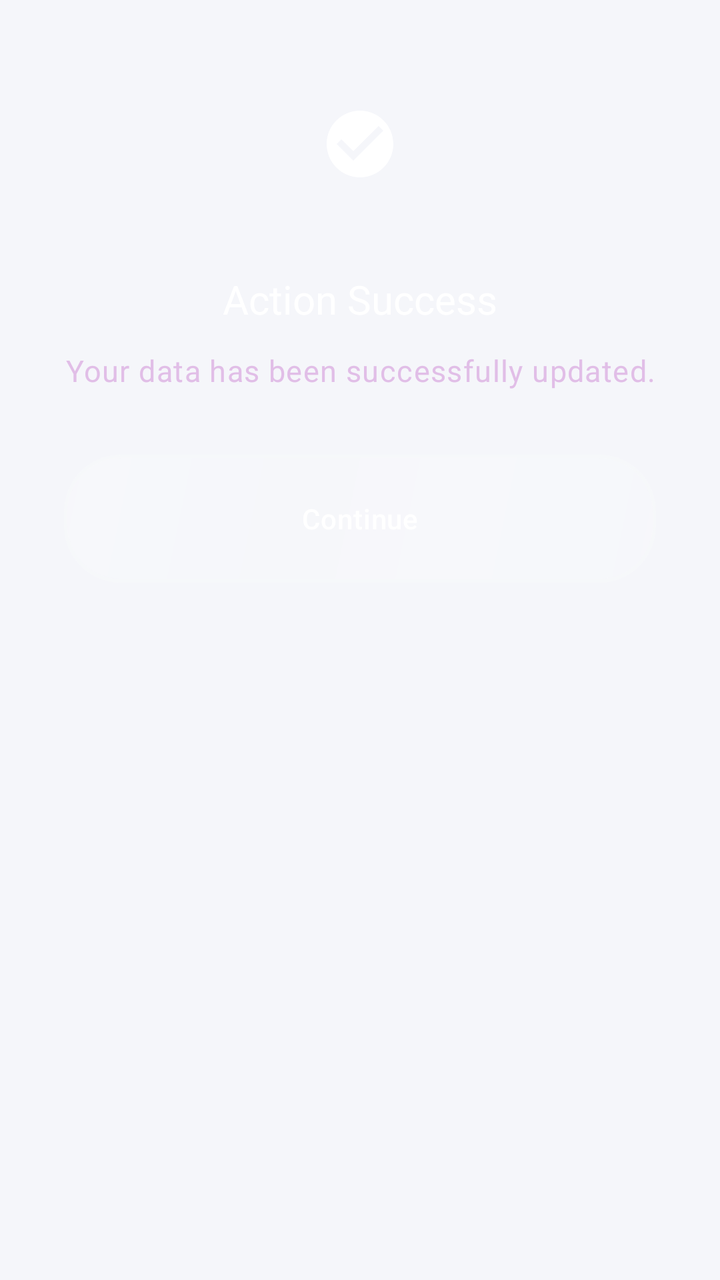
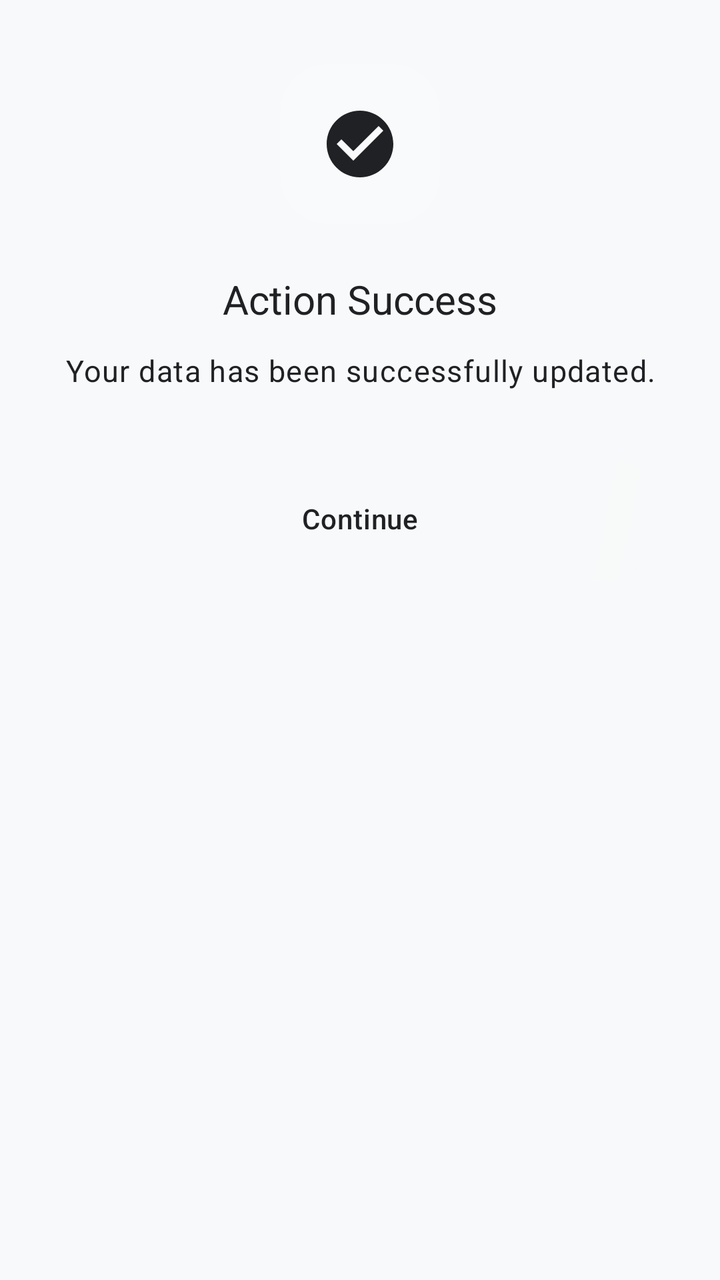

An Android layout rendered at two revisions. The XML below is the earlier revision; the diff shows what the commit changed to produce the second picture.
<!-- AndroidManifest.xml: application theme Theme.KasirAPP -->
<!-- res/layout/dialog_status.xml -->
<?xml version="1.0" encoding="utf-8"?>
<com.google.android.material.card.MaterialCardView
    xmlns:android="http://schemas.android.com/apk/res/android"
    xmlns:app="http://schemas.android.com/apk/res-auto"
    style="@style/Widget.App.Card"
    android:layout_width="match_parent"
    android:layout_height="wrap_content"
    app:cardCornerRadius="32dp"
    app:cardElevation="0dp">

    <LinearLayout
        android:layout_width="match_parent"
        android:layout_height="wrap_content"
        android:orientation="vertical"
        android:padding="32dp"
        android:gravity="center">

        <com.google.android.material.card.MaterialCardView
            android:id="@+id/cardIconStatus"
            style="@style/Widget.App.Card"
            android:layout_width="80dp"
            android:layout_height="80dp"
            app:cardCornerRadius="24dp"
            app:cardElevation="0dp">
            <ImageView
                android:id="@+id/imgStatus"
                android:layout_width="40dp"
                android:layout_height="40dp"
                android:layout_gravity="center"
                android:src="@drawable/ic_success"
                app:tint="@color/white" />
        </com.google.android.material.card.MaterialCardView>

        <TextView
            android:id="@+id/tvTitle"
            style="@style/TextAppearance.Future.TitleLarge"
            android:layout_width="wrap_content"
            android:layout_height="wrap_content"
            android:layout_marginTop="24dp"
            android:text="Action Success"
            android:textAlignment="center"
            android:textColor="@color/white" />

        <TextView
            android:id="@+id/tvMessage"
            style="@style/TextAppearance.Future.BodyLarge"
            android:layout_width="match_parent"
            android:layout_height="wrap_content"
            android:layout_marginTop="12dp"
            android:text="Your data has been successfully updated."
            android:textAlignment="center"
            android:textColor="#E1BEE7" />

        <com.google.android.material.button.MaterialButton
            android:id="@+id/btnAction"
            style="@style/Widget.App.Button"
            android:layout_width="match_parent"
            android:layout_height="64dp"
            android:layout_marginTop="32dp"
            android:text="Continue"
            android:textAllCaps="false"
            android:textAppearance="@style/TextAppearance.Future.LabelLarge"
            android:textColor="@color/white"
            app:cornerRadius="20dp" />

    </LinearLayout>
</com.google.android.material.card.MaterialCardView>
<!-- resources referenced by this layout -->
<resources>
  <color name="white">#FFFFFF</color>
  <style name="Widget.App.Button" parent="Widget.Material3.Button.TonalButton">
          <item name="cornerRadius">20dp</item>
          <item name="android:background">@drawable/bg_liquid_glass</item>
          <item name="android:insetTop">0dp</item>
          <item name="android:insetBottom">0dp</item>
          <item name="android:textColor">@color/white</item>
      </style>
  <style name="Widget.App.Card" parent="Widget.Material3.CardView.Filled">
          <item name="cardCornerRadius">28dp</item>
          <item name="cardElevation">0dp</item>
          <item name="strokeWidth">0dp</item>
          <item name="android:background">@drawable/bg_liquid_glass</item>
          <item name="cardBackgroundColor">@android:color/transparent</item>
      </style>
  <style name="TextAppearance.Premium.BodyLarge" parent="TextAppearance.Material3.BodyLarge">
          <item name="android:textSize">15sp</item>
          <item name="android:fontFamily">sans-serif</item>
          <item name="android:lineSpacingExtra">3dp</item>
          <item name="android:textColor">#E1BEE7</item>
      </style>
  <style name="TextAppearance.Premium.LabelLarge" parent="TextAppearance.Material3.LabelLarge">
          <item name="android:textSize">14sp</item>
          <item name="android:fontFamily">sans-serif-medium</item>
          <item name="android:letterSpacing">0.02</item>
          <item name="android:textColor">#B39DDB</item>
      </style>
  <style name="TextAppearance.Premium.TitleLarge" parent="TextAppearance.Material3.TitleLarge">
          <item name="android:textSize">20sp</item>
          <item name="android:fontFamily">sans-serif-medium</item>
          <item name="android:textColor">@color/white</item>
      </style>
  <!-- drawable bg_liquid_glass (drawable) -->
  <?xml version="1.0" encoding="utf-8"?>
  <layer-list xmlns:android="http://schemas.android.com/apk/res/android">
      
      <item>
          <shape android:shape="rectangle">
              <solid android:color="#1A000000" />
              <corners android:radius="28dp" />
          </shape>
      </item>
  
      
      <item android:bottom="2dp" android:left="1dp" android:right="1dp" android:top="1dp">
          <shape android:shape="rectangle">
              <gradient
                  android:angle="135"
                  android:endColor="#1AFFFFFF"
                  android:startColor="#4DFFFFFF"
                  android:type="linear" />
              <corners android:radius="28dp" />
          </shape>
      </item>
  
      
      <item>
          <shape android:shape="rectangle">
              <solid android:color="@android:color/transparent" />
              <corners android:radius="28dp" />
              <stroke
                  android:width="1.5dp"
                  android:color="#80FFFFFF" />
          </shape>
      </item>
  </layer-list>
  <style name="Base.Theme.KasirAPP" parent="Theme.Material3.Light.NoActionBar">
          
          <item name="colorPrimary">@color/primary</item>
          <item name="colorOnPrimary">@color/on_primary</item>
          <item name="colorPrimaryContainer">@color/primary_container</item>
          <item name="colorOnPrimaryContainer">@color/on_primary_container</item>
  
          <item name="colorSecondary">@color/secondary</item>
          <item name="colorOnSecondary">@color/on_secondary</item>
          <item name="colorSecondaryContainer">@color/secondary_container</item>
          <item name="colorOnSecondaryContainer">@color/on_secondary_container</item>
  
          <item name="android:windowBackground">@color/background</item>
          <item name="colorSurface">@color/surface</item>
          <item name="colorOnSurface">@color/on_surface</item>
          <item name="colorSurfaceVariant">@color/surface_variant</item>
          <item name="colorOnSurfaceVariant">@color/on_surface_variant</item>
          <item name="colorOutline">@color/outline</item>
  
          
          <item name="android:statusBarColor">@android:color/transparent</item>
          <item name="android:windowLightStatusBar">false</item>
          <item name="android:navigationBarColor">@android:color/transparent</item>
          <item name="android:windowLightNavigationBar" tools:targetApi="27">false</item>
  
          
          <item name="materialCardViewStyle">@style/Widget.App.Card</item>
          <item name="materialButtonStyle">@style/Widget.App.Button</item>
          <item name="textInputStyle">@style/Widget.App.TextInputLayout</item>
  
          
          <item name="textAppearanceHeadlineLarge">@style/TextAppearance.Premium.HeadlineLarge</item>
          <item name="textAppearanceTitleLarge">@style/TextAppearance.Premium.TitleLarge</item>
          <item name="textAppearanceBodyLarge">@style/TextAppearance.Premium.BodyLarge</item>
          <item name="textAppearanceLabelLarge">@style/TextAppearance.Premium.LabelLarge</item>
      </style>
  <color name="primary">#5E35B1</color>
  <color name="primary_container">#F3E5F5</color>
  <color name="on_primary_container">#4A148C</color>
  <color name="secondary">#7B1FA2</color>
  <color name="background">#F5F6FA</color>
  <color name="on_surface_variant">#625B71</color>
  <color name="outline">#7B6F96</color>
  <style name="Widget.App.TextInputLayout" parent="Widget.Material3.TextInputLayout.OutlinedBox">
          <item name="boxCornerRadiusTopStart">20dp</item>
          <item name="boxCornerRadiusTopEnd">20dp</item>
          <item name="boxCornerRadiusBottomStart">20dp</item>
          <item name="boxCornerRadiusBottomEnd">20dp</item>
          <item name="boxStrokeColor">#80FFFFFF</item>
          <item name="boxStrokeWidth">1.5dp</item>
          <item name="boxStrokeWidthFocused">2.5dp</item>
          <item name="android:textColorHint">#B3FFFFFF</item>
      </style>
  <style name="TextAppearance.Premium.HeadlineLarge" parent="TextAppearance.Material3.HeadlineLarge">
          <item name="android:textSize">28sp</item>
          <item name="android:fontFamily">sans-serif-medium</item>
          <item name="android:letterSpacing">-0.02</item>
          <item name="android:textColor">@color/white</item>
      </style>
  <!-- unchanged entries left out for length: 13 -->
</resources>

<!-- the commit's change to res/layout/dialog_status.xml (unified diff, before → after) -->
@@ -21,14 +21,15 @@
             android:layout_width="80dp"
             android:layout_height="80dp"
             app:cardCornerRadius="24dp"
-            app:cardElevation="0dp">
+            app:cardElevation="0dp"
+            app:cardBackgroundColor="#26FFFFFF">
             <ImageView
                 android:id="@+id/imgStatus"
                 android:layout_width="40dp"
                 android:layout_height="40dp"
                 android:layout_gravity="center"
                 android:src="@drawable/ic_success"
-                app:tint="@color/white" />
+                app:tint="?attr/colorOnSurface" />
         </com.google.android.material.card.MaterialCardView>
 
         <TextView
@@ -39,7 +40,7 @@
             android:layout_marginTop="24dp"
             android:text="Action Success"
             android:textAlignment="center"
-            android:textColor="@color/white" />
+            android:textColor="?attr/colorOnSurface" />
 
         <TextView
             android:id="@+id/tvMessage"
@@ -49,7 +50,7 @@
             android:layout_marginTop="12dp"
             android:text="Your data has been successfully updated."
             android:textAlignment="center"
-            android:textColor="#E1BEE7" />
+            android:textColor="?attr/colorOnSurfaceVariant" />
 
         <com.google.android.material.button.MaterialButton
             android:id="@+id/btnAction"
@@ -60,7 +61,7 @@
             android:text="Continue"
             android:textAllCaps="false"
             android:textAppearance="@style/TextAppearance.Future.LabelLarge"
-            android:textColor="@color/white"
+            android:textColor="?attr/colorOnSurface"
             app:cornerRadius="20dp" />
 
     </LinearLayout>
<!-- resource entries referenced after the edit -->
@@ -1,15 +1,14 @@
 <!-- resources referenced by this layout -->
 <resources>
-  <color name="white">#FFFFFF</color>
   <style name="Widget.App.Button" parent="Widget.Material3.Button.TonalButton">
-          <item name="cornerRadius">20dp</item>
+          <item name="cornerRadius">16dp</item>
           <item name="android:background">@drawable/bg_liquid_glass</item>
           <item name="android:insetTop">0dp</item>
           <item name="android:insetBottom">0dp</item>
-          <item name="android:textColor">@color/white</item>
+          <item name="android:textColor">?attr/colorOnSurface</item>
       </style>
   <style name="Widget.App.Card" parent="Widget.Material3.CardView.Filled">
-          <item name="cardCornerRadius">28dp</item>
+          <item name="cardCornerRadius">24dp</item>
           <item name="cardElevation">0dp</item>
           <item name="strokeWidth">0dp</item>
           <item name="android:background">@drawable/bg_liquid_glass</item>
@@ -19,18 +18,18 @@
           <item name="android:textSize">15sp</item>
           <item name="android:fontFamily">sans-serif</item>
           <item name="android:lineSpacingExtra">3dp</item>
-          <item name="android:textColor">#E1BEE7</item>
+          <item name="android:textColor">?attr/colorOnSurfaceVariant</item>
       </style>
   <style name="TextAppearance.Premium.LabelLarge" parent="TextAppearance.Material3.LabelLarge">
           <item name="android:textSize">14sp</item>
           <item name="android:fontFamily">sans-serif-medium</item>
           <item name="android:letterSpacing">0.02</item>
-          <item name="android:textColor">#B39DDB</item>
+          <item name="android:textColor">?attr/colorSecondary</item>
       </style>
   <style name="TextAppearance.Premium.TitleLarge" parent="TextAppearance.Material3.TitleLarge">
           <item name="android:textSize">20sp</item>
           <item name="android:fontFamily">sans-serif-medium</item>
-          <item name="android:textColor">@color/white</item>
+          <item name="android:textColor">?attr/colorOnSurface</item>
       </style>
   <!-- drawable bg_liquid_glass (drawable) -->
   <?xml version="1.0" encoding="utf-8"?>
@@ -38,20 +37,48 @@
       
       <item>
           <shape android:shape="rectangle">
-              <solid android:color="#1A000000" />
-              <corners android:radius="28dp" />
+              <solid android:color="#0D000000" />
+              <corners android:radius="24dp" />
           </shape>
       </item>
   
       
-      <item android:bottom="2dp" android:left="1dp" android:right="1dp" android:top="1dp">
+      <item android:bottom="1dp" android:left="1dp" android:right="1dp" android:top="1dp">
           <shape android:shape="rectangle">
               <gradient
                   android:angle="135"
-                  android:endColor="#1AFFFFFF"
-                  android:startColor="#4DFFFFFF"
+                  android:startColor="#26FFFFFF"
+                  android:endColor="#0DFFFFFF"
                   android:type="linear" />
-              <corners android:radius="28dp" />
+              <corners android:radius="24dp" />
+          </shape>
+      </item>
+  
+      
+      <item>
+          <shape android:shape="rectangle">
+              <gradient
+                  android:centerX="80%"
+                  android:centerY="20%"
+                  android:gradientRadius="120dp"
+                  android:startColor="#1AFFFFFF"
+                  android:endColor="@android:color/transparent"
+                  android:type="radial" />
+              <corners android:radius="24dp" />
+          </shape>
+      </item>
+  
+      
+      <item>
+          <shape android:shape="rectangle">
+              <gradient
+                  android:centerX="20%"
+                  android:centerY="80%"
+                  android:gradientRadius="150dp"
+                  android:startColor="#0D000000"
+                  android:endColor="@android:color/transparent"
+                  android:type="radial" />
+              <corners android:radius="24dp" />
           </shape>
       </item>
   
@@ -59,10 +86,10 @@
       <item>
           <shape android:shape="rectangle">
               <solid android:color="@android:color/transparent" />
-              <corners android:radius="28dp" />
+              <corners android:radius="24dp" />
               <stroke
-                  android:width="1.5dp"
-                  android:color="#80FFFFFF" />
+                  android:width="1.2dp"
+                  android:color="#26FFFFFF" />
           </shape>
       </item>
   </layer-list>
@@ -87,9 +114,9 @@
   
           
           <item name="android:statusBarColor">@android:color/transparent</item>
-          <item name="android:windowLightStatusBar">false</item>
+          <item name="android:windowLightStatusBar">true</item>
           <item name="android:navigationBarColor">@android:color/transparent</item>
-          <item name="android:windowLightNavigationBar" tools:targetApi="27">false</item>
+          <item name="android:windowLightNavigationBar" tools:targetApi="27">true</item>
   
           
           <item name="materialCardViewStyle">@style/Widget.App.Card</item>
@@ -102,28 +129,28 @@
           <item name="textAppearanceBodyLarge">@style/TextAppearance.Premium.BodyLarge</item>
           <item name="textAppearanceLabelLarge">@style/TextAppearance.Premium.LabelLarge</item>
       </style>
-  <color name="primary">#5E35B1</color>
-  <color name="primary_container">#F3E5F5</color>
-  <color name="on_primary_container">#4A148C</color>
-  <color name="secondary">#7B1FA2</color>
-  <color name="background">#F5F6FA</color>
-  <color name="on_surface_variant">#625B71</color>
-  <color name="outline">#7B6F96</color>
+  <color name="primary">#202124</color>
+  <color name="primary_container">#F5F6FA</color>
+  <color name="on_primary_container">#202124</color>
+  <color name="secondary">#625B71</color>
+  <color name="background">#F8F9FA</color>
+  <color name="on_surface_variant">#202124</color>
+  <color name="outline">#CCCCCC</color>
   <style name="Widget.App.TextInputLayout" parent="Widget.Material3.TextInputLayout.OutlinedBox">
-          <item name="boxCornerRadiusTopStart">20dp</item>
-          <item name="boxCornerRadiusTopEnd">20dp</item>
-          <item name="boxCornerRadiusBottomStart">20dp</item>
-          <item name="boxCornerRadiusBottomEnd">20dp</item>
-          <item name="boxStrokeColor">#80FFFFFF</item>
-          <item name="boxStrokeWidth">1.5dp</item>
-          <item name="boxStrokeWidthFocused">2.5dp</item>
-          <item name="android:textColorHint">#B3FFFFFF</item>
+          <item name="boxCornerRadiusTopStart">16dp</item>
+          <item name="boxCornerRadiusTopEnd">16dp</item>
+          <item name="boxCornerRadiusBottomStart">16dp</item>
+          <item name="boxCornerRadiusBottomEnd">16dp</item>
+          <item name="boxStrokeColor">?attr/colorOutline</item>
+          <item name="boxStrokeWidth">1.2dp</item>
+          <item name="boxStrokeWidthFocused">2dp</item>
+          <item name="android:textColorHint">?attr/colorOnSurfaceVariant</item>
       </style>
   <style name="TextAppearance.Premium.HeadlineLarge" parent="TextAppearance.Material3.HeadlineLarge">
           <item name="android:textSize">28sp</item>
           <item name="android:fontFamily">sans-serif-medium</item>
           <item name="android:letterSpacing">-0.02</item>
-          <item name="android:textColor">@color/white</item>
+          <item name="android:textColor">?attr/colorOnSurface</item>
       </style>
   <!-- unchanged entries left out for length: 13 -->
 </resources>
